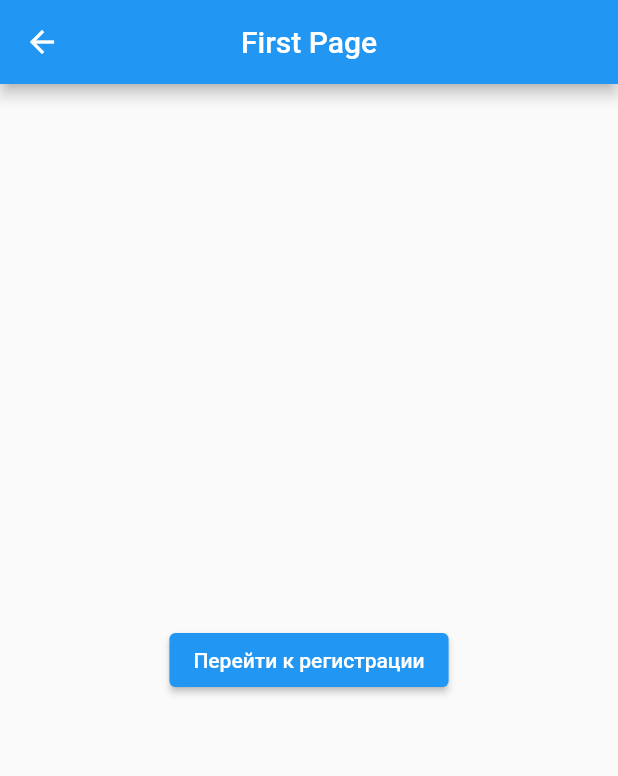
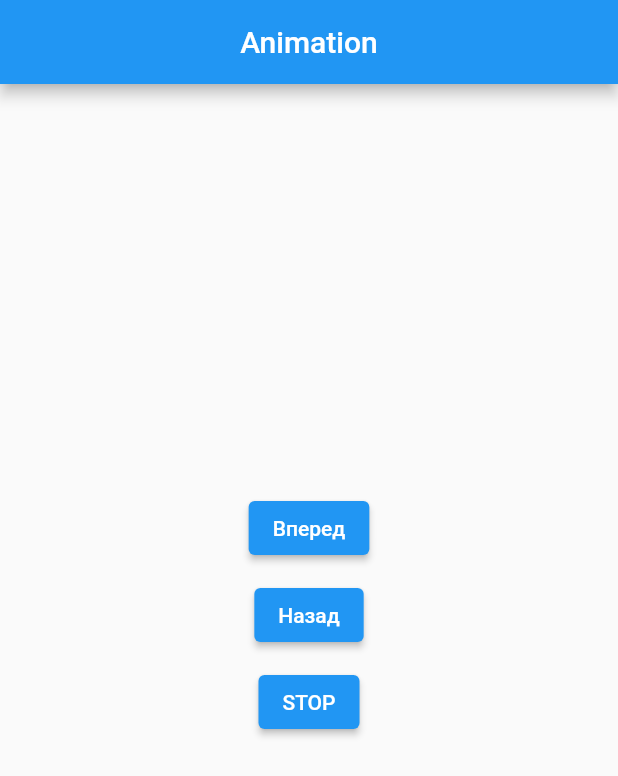
Before and after one commit to forge233/training_flutter, a Flutter app: the screen it shows after launch, on a phone screen of 412 x 824 dp. Shown: the top 776 px of the screen. Run offline on Flutter 3.47's test engine with Material 2 defaults, Android fonts, the phone set to English and light mode, and no system bars.

Commit message:
26.01.23

```diff
--- a/lib/application/application.dart
+++ b/lib/application/application.dart
@@ -1,6 +1,6 @@
 import 'package:flutter/material.dart';
 
-import '../presentation/navigation/routes.dart';
+import '../presentation/pages/first_page/first_page.dart';
 
 
 class MyApp extends StatelessWidget {
@@ -8,9 +8,8 @@ class MyApp extends StatelessWidget {
 
   @override
   Widget build(BuildContext context) {
-    return  const MaterialApp(
-      initialRoute: AppRoute.firstPage,
-      onGenerateRoute: AppRoute.generateRoute,
+    return   const MaterialApp(
+      home: HomePage(),
     );
   }
 }
--- a/lib/presentation/navigation/model_arguments/page_arguments.dart
+++ /dev/null
@@ -1,15 +0,0 @@
-class SecondPageArgument {
-  final String nickN;
-  final String pass;
-  final String firstName;
-  final String lastName;
-  final String age;
-
-  SecondPageArgument({
-    required this.firstName,
-    required this.lastName,
-    required this.age,
-    required this.nickN,
-    required this.pass,
-  });
-}
--- a/lib/presentation/navigation/routes.dart
+++ /dev/null
@@ -1,56 +0,0 @@
-import 'package:flutter/material.dart';
-import 'package:forms_task/presentation/pages/third_page/third_page.dart';
-
-import '../pages/first_page/first_page.dart';
-import '../pages/five_page/five_page.dart';
-import '../pages/fourth_page/fourth_page.dart';
-import '../pages/second_page/second_page.dart';
-import 'model_arguments/page_arguments.dart';
-
-class AppRoute {
-  static const String firstPage = '/firstPage';
-  static const String secondPage = '/secondPage';
-  static const String thirdPage = '/thirdPage';
-  static const String fourthPage = '/fourthPage';
-  static const String fivePage = '/fivePage';
-
-  static Route<dynamic> generateRoute(RouteSettings settings) {
-    final arguments = settings.arguments;
-    switch (settings.name) {
-      case '/firstPage':
-        return MaterialPageRoute(
-          builder: (_) => const FirstPage(),
-        );
-      case '/secondPage':
-        return MaterialPageRoute(
-          builder: (_) => const SecondPage(),
-        );
-      case '/thirdPage':
-        return MaterialPageRoute(
-          builder: (_) => ThirdPage(
-            secondPageArgument: arguments as SecondPageArgument,
-          ),
-        );
-      case '/fourthPage':
-        return MaterialPageRoute(
-          builder: (_) => FourthPage(
-            secondPageArgument: arguments as SecondPageArgument,
-          ),
-        );
-      case '/fivePage':
-        return MaterialPageRoute(
-          builder: (_) => FivePage(
-            secondPageArgument: arguments as SecondPageArgument,
-          ),
-        );
-      default:
-        return MaterialPageRoute(
-          builder: (_) => Scaffold(
-            body: Center(
-              child: Text('No route defined for ${settings.name}'),
-            ),
-          ),
-        );
-    }
-  }
-}
--- a/lib/presentation/pages/first_page/first_page.dart
+++ b/lib/presentation/pages/first_page/first_page.dart
@@ -1,30 +1,102 @@
 import 'package:flutter/material.dart';
-import 'package:forms_task/presentation/navigation/routes.dart';
 
-class FirstPage extends StatelessWidget {
-  const FirstPage({super.key});
+class HomePage extends StatefulWidget {
+  const HomePage({super.key});
+
+  @override
+  State<HomePage> createState() => _HomePageState();
+}
+
+class _HomePageState extends State<HomePage>
+    with SingleTickerProviderStateMixin {
+  late final AnimationController _controller;
+  late final Animation<double> _sizeAnimation;
+  late final Animation<double> _aBorder;
+  late final Animation<double> _aOpacity;
+
+  @override
+  void initState() {
+    super.initState();
+    _controller =
+        AnimationController(vsync: this, duration: const Duration(seconds: 2));
+    _sizeAnimation = Tween<double>(begin: 50.0, end: 200.0).animate(
+      CurvedAnimation(
+        parent: _controller,
+        curve: const Interval(0.125, 0.250, curve: Curves.fastOutSlowIn),
+      ),
+    );
+    _aBorder = Tween<double>(begin: 100.0, end: 0.0).animate(
+      CurvedAnimation(
+        parent: _controller,
+        curve: const Interval(0.300, 0.500, curve: Curves.fastOutSlowIn),
+      ),
+    );
+    _aOpacity = Tween<double>(begin: 0.0, end: 1.0).animate(
+      CurvedAnimation(
+        parent: _controller,
+        curve: const Interval(0.100, 0.375, curve: Curves.fastOutSlowIn),
+      ),
+    );
+  }
+
+  @override
+  void dispose() {
+    _controller.dispose();
+    super.dispose();
+  }
 
   @override
   Widget build(BuildContext context) {
     return Scaffold(
       appBar: AppBar(
+        title: const Text('Animation'),
         centerTitle: true,
-        title: const Text('First Page'),
       ),
       body: Center(
-        child: ElevatedButton(
-          onPressed: () {
-            Navigator.pushNamed(
-              context,
-              AppRoute.secondPage,
-            );
-          },
-          child: const Text(
-            'Перейти к регистрации',
-            style: TextStyle(
-              color: Colors.white,
+        child: Column(
+          mainAxisAlignment: MainAxisAlignment.center,
+          children: [
+            ElevatedButton(
+              onPressed: () {
+                _controller.forward();
+              },
+              child: const Text('Вперед'),
             ),
-          ),
+            const SizedBox(
+              height: 10,
+            ),
+            ElevatedButton(
+                onPressed: () {
+                  _controller.reverse();
+                },
+                child: const Text('Назад')),
+            const SizedBox(
+              height: 10.0,
+            ),
+            ElevatedButton(
+              onPressed: () {
+                _controller.stop();
+              },
+              child: const Text('STOP'),
+            ),
+            const SizedBox(
+              height: 10.0,
+            ),
+            AnimatedBuilder(
+              animation: _controller,
+              builder: (context, child) {
+                return Container(
+                  width: _sizeAnimation.value,
+                  height: _sizeAnimation.value,
+                  decoration: BoxDecoration(
+                    color: Colors.blue.withOpacity(_aOpacity.value),
+                    shape: BoxShape.rectangle,
+                    borderRadius: BorderRadius.circular(_aBorder.value),
+                  ),
+                );
+              },
+            )
+          ],
         ),
       ),
     );
```
Also changed, not shown: lib/presentation/pages/five_page/five_page.dart (deleted, +0 -49 lines), lib/presentation/pages/fourth_page/fourth_page.dart (deleted, +0 -115 lines), lib/presentation/pages/second_page/second_page.dart (deleted, +0 -148 lines), lib/presentation/pages/third_page/third_page.dart (deleted, +0 -54 lines), lib/presentation/pages/utils/app_validator.dart (deleted, +0 -61 lines), lib/main.dart (line endings or trailing spaces).
